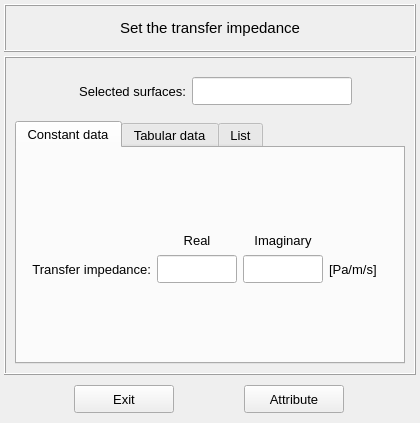
Above: vibra/interface/data/ui_files/model/acoustic/transfer_impedance_inputs.ui from MOPT-UFSC/VIBRA before the change. Below: the same form after it.
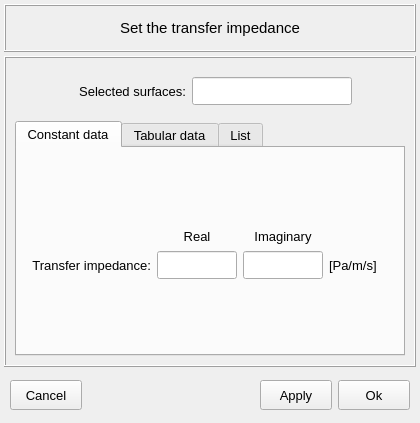
That is the form after the change. Icons and pictures are not drawn.

What changed in the file:
```diff
--- a/vibra/interface/data/ui_files/model/acoustic/transfer_impedance_inputs.ui
+++ b/vibra/interface/data/ui_files/model/acoustic/transfer_impedance_inputs.ui
@@ -1023,14 +1023,14 @@
     <widget class="QFrame" name="frame_11">
      <property name="minimumSize">
       <size>
-       <width>340</width>
-       <height>40</height>
+       <width>0</width>
+       <height>48</height>
       </size>
      </property>
      <property name="maximumSize">
       <size>
        <width>16777215</width>
-       <height>100</height>
+       <height>48</height>
       </size>
      </property>
      <property name="frameShape">
@@ -1041,37 +1041,36 @@
      </property>
      <layout class="QGridLayout" name="gridLayout_14">
       <property name="leftMargin">
-       <number>0</number>
+       <number>6</number>
       </property>
       <property name="topMargin">
        <number>0</number>
       </property>
       <property name="rightMargin">
-       <number>0</number>
+       <number>6</number>
       </property>
       <property name="bottomMargin">
        <number>0</number>
       </property>
-      <property name="spacing">
+      <property name="verticalSpacing">
        <number>0</number>
       </property>
-      <item row="0" column="1">
-       <widget class="QPushButton" name="pushButton_attribute">
+      <item row="0" column="3">
+       <widget class="QPushButton" name="pushButton_apply_and_close">
         <property name="minimumSize">
          <size>
-          <width>100</width>
-          <height>28</height>
+          <width>72</width>
+          <height>30</height>
          </size>
         </property>
         <property name="maximumSize">
          <size>
-          <width>100</width>
-          <height>28</height>
+          <width>72</width>
+          <height>30</height>
          </size>
         </property>
         <property name="font">
          <font>
-          <family>MS Shell Dlg 2</family>
           <pointsize>10</pointsize>
           <italic>false</italic>
           <bold>false</bold>
@@ -1081,9 +1080,53 @@
          <string notr="true"/>
         </property>
         <property name="text">
-         <string>Attribute</string>
+         <string>Ok</string>
         </property>
         <property name="autoDefault">
+         <bool>false</bool>
+        </property>
+        <property name="default">
+         <bool>false</bool>
+        </property>
+        <property name="flat">
+         <bool>false</bool>
+        </property>
+       </widget>
+      </item>
+      <item row="0" column="2">
+       <widget class="QPushButton" name="pushButton_apply">
+        <property name="minimumSize">
+         <size>
+          <width>72</width>
+          <height>30</height>
+         </size>
+        </property>
+        <property name="maximumSize">
+         <size>
+          <width>72</width>
+          <height>30</height>
+         </size>
+        </property>
+        <property name="font">
+         <font>
+          <pointsize>10</pointsize>
+          <italic>false</italic>
+          <bold>false</bold>
+         </font>
+        </property>
+        <property name="styleSheet">
+         <string notr="true"/>
+        </property>
+        <property name="text">
+         <string>Apply</string>
+        </property>
+        <property name="autoDefault">
+         <bool>false</bool>
+        </property>
+        <property name="default">
+         <bool>false</bool>
+        </property>
+        <property name="flat">
          <bool>false</bool>
         </property>
        </widget>
@@ -1092,19 +1135,18 @@
        <widget class="QPushButton" name="pushButton_exit">
         <property name="minimumSize">
          <size>
-          <width>100</width>
-          <height>28</height>
+          <width>72</width>
+          <height>30</height>
          </size>
         </property>
         <property name="maximumSize">
          <size>
-          <width>100</width>
-          <height>28</height>
+          <width>72</width>
+          <height>30</height>
          </size>
         </property>
         <property name="font">
          <font>
-          <family>MS Shell Dlg 2</family>
           <pointsize>10</pointsize>
           <italic>false</italic>
           <bold>false</bold>
@@ -1114,13 +1156,32 @@
          <string notr="true"/>
         </property>
         <property name="text">
-         <string>Exit</string>
+         <string>Cancel</string>
         </property>
         <property name="autoDefault">
          <bool>false</bool>
         </property>
+        <property name="default">
+         <bool>false</bool>
+        </property>
+        <property name="flat">
+         <bool>false</bool>
+        </property>
        </widget>
       </item>
+      <item row="0" column="1">
+       <spacer name="horizontalSpacer_17">
+        <property name="orientation">
+         <enum>Qt::Orientation::Horizontal</enum>
+        </property>
+        <property name="sizeHint" stdset="0">
+         <size>
+          <width>40</width>
+          <height>20</height>
+         </size>
+        </property>
+       </spacer>
+      </item>
      </layout>
     </widget>
    </item>
```
Left out of the diff: 10 changed lines with no effect on the pictures.
